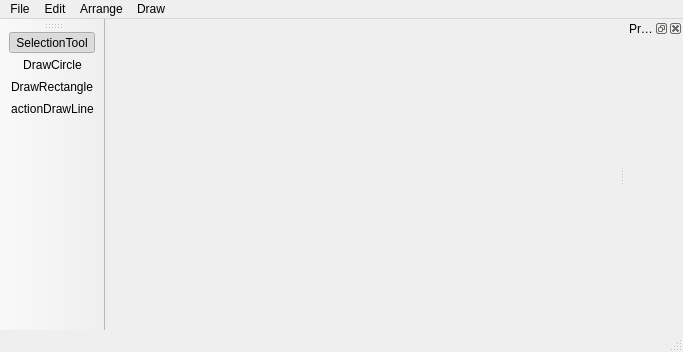
First picture: the form in app/mainwindow.ui, repository bruceoutdoors/DrawingApp, before the edit.
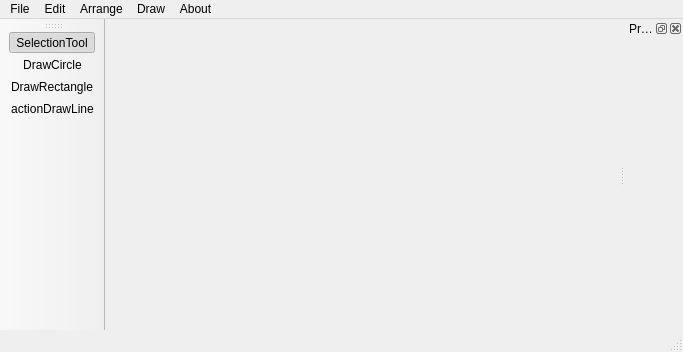
Second picture: the form after the edit. Icons and pictures are not drawn.

Patch:
```diff
--- a/app/mainwindow.ui
+++ b/app/mainwindow.ui
@@ -62,10 +62,18 @@
     <addaction name="actionBring_Forward"/>
     <addaction name="actionSend_Backward"/>
    </widget>
+   <widget class="QMenu" name="menuAbout">
+    <property name="title">
+     <string>About</string>
+    </property>
+    <addaction name="actionAbout_me_3"/>
+    <addaction name="actionAbout_Qt"/>
+   </widget>
    <addaction name="menuFile"/>
    <addaction name="menuEdit"/>
    <addaction name="menuArrange"/>
    <addaction name="menuDraw"/>
+   <addaction name="menuAbout"/>
   </widget>
   <widget class="QStatusBar" name="statusBar"/>
   <widget class="QToolBar" name="toolBar">
```
Left out of the diff: 10 changed lines with no effect on the pictures.
